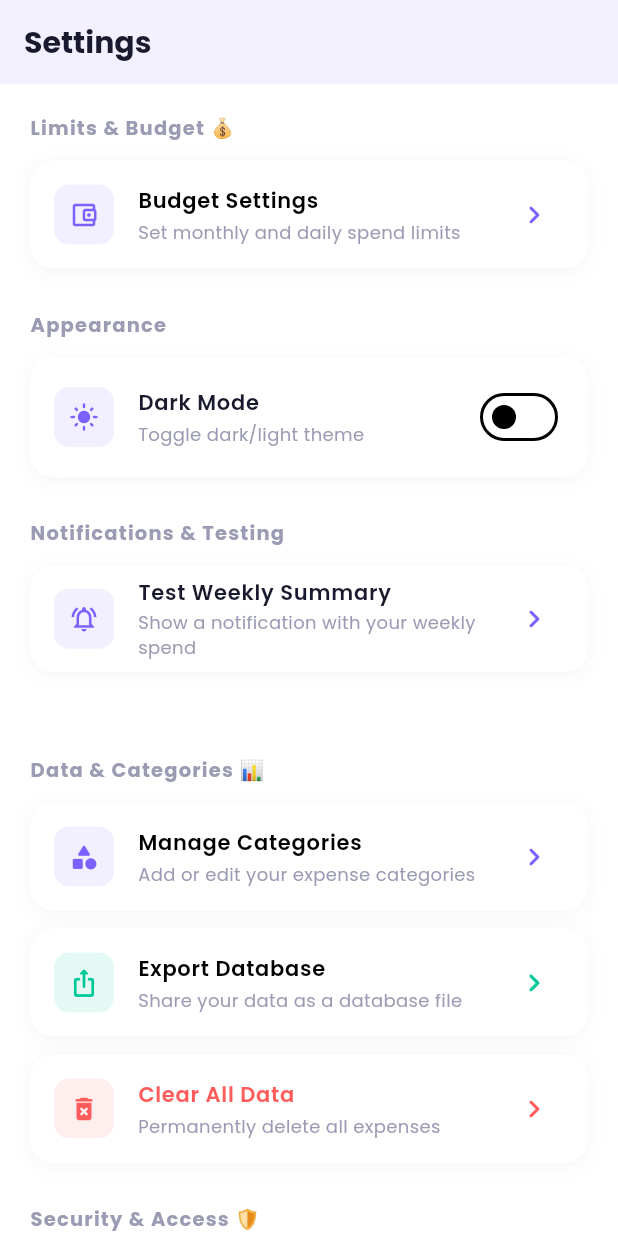
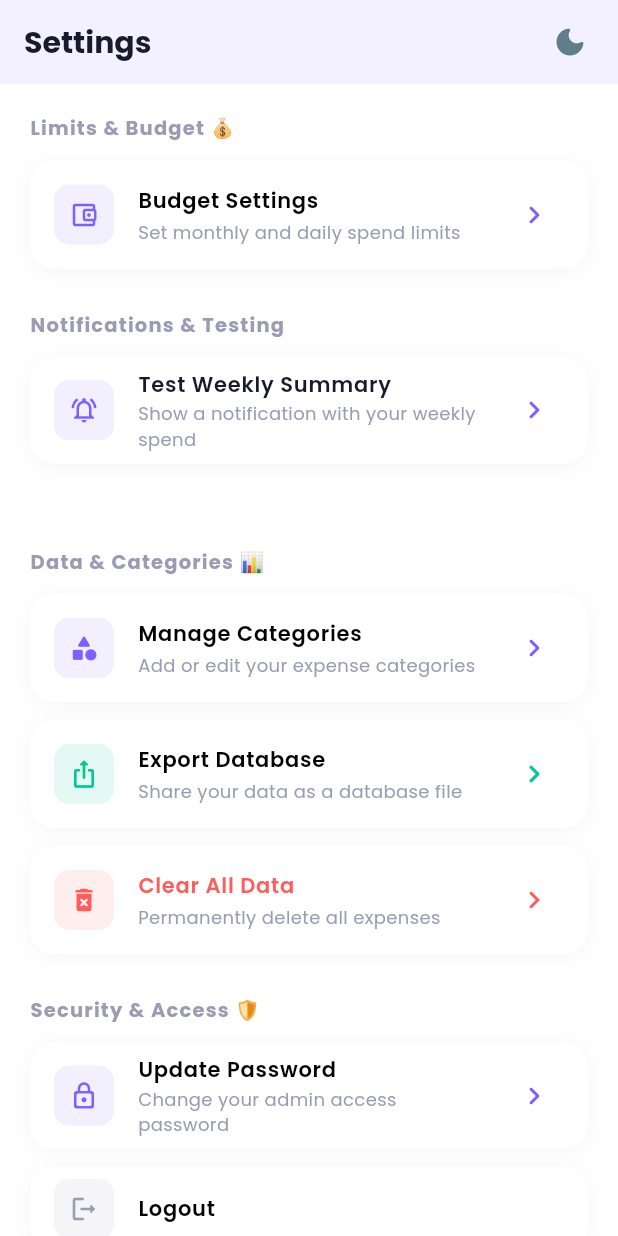
Before and after one commit to Sanish777/Expense-Tracker, a Flutter app: the SettingsScreen screen opened directly, on a phone screen of 412 x 824 dp. Run offline on Flutter 3.47's test engine with Material 3 defaults, Android fonts, the phone set to English and light mode, and no system bars; drawn by our look-alikes of flutter_animate; our stand-ins replace fl_chart, flutter_local_notifications, google_fonts, hive, hive_flutter, local_auth and 2 more; accounts and stored records are empty.

Commit message:
feat: update toogle button for light dark mode

```diff
--- a/lib/screens/settings_screen.dart
+++ b/lib/screens/settings_screen.dart
@@ -220,8 +220,29 @@ class _SettingsScreenState extends State<SettingsScreen> {
   @override
   Widget build(BuildContext context) {
     return Scaffold(
-      appBar: AppBar(title: const Text('Settings'),
-          automaticallyImplyLeading: false),
+      appBar: AppBar(
+        title: const Text('Settings'),
+        automaticallyImplyLeading: false,
+        actions: [
+          Consumer<ThemeProvider>(
+            builder: (context, themeProvider, _) {
+              final isDark = Theme.of(context).brightness == Brightness.dark;
+              return IconButton(
+                icon: Icon(
+                  isDark ? Icons.light_mode_rounded : Icons.dark_mode_rounded,
+                  color: isDark ? Colors.amber : Colors.blueGrey,
+                ),
+                onPressed: () {
+                  themeProvider.setThemeMode(
+                    isDark ? ThemeMode.light : ThemeMode.dark,
+                  );
+                },
+              );
+            },
+          ),
+          const SizedBox(width: 8),
+        ],
+      ),
       body: ListView(
         padding: const EdgeInsets.fromLTRB(20, 8, 20, 100),
         children: [
@@ -267,54 +288,6 @@ class _SettingsScreenState extends State<SettingsScreen> {
             ),
           ).animate().fadeIn(delay: 200.ms),
 
-          const SizedBox(height: 28),
-          const _SectionLabel(label: 'Appearance'),
-
-          // Theme toggle
-          Container(
-            padding: const EdgeInsets.symmetric(horizontal: 16, vertical: 4),
-            decoration: BoxDecoration(
-              color: Theme.of(context).cardTheme.color,
-              borderRadius: BorderRadius.circular(16),
-              boxShadow: [
-                BoxShadow(
-                    color: Colors.black.withOpacity(0.04),
-                    blurRadius: 10,
-                    offset: const Offset(0, 2)),
-              ],
-            ),
-            child: Consumer<ThemeProvider>(
-              builder: (context, themeProvider, _) {
-                final isDark = Theme.of(context).brightness == Brightness.dark;
-                return SwitchListTile(
-                  contentPadding: EdgeInsets.zero,
-                  secondary: Container(
-                    width: 40,
-                    height: 40,
-                    decoration: BoxDecoration(
-                      color: AppTheme.primary.withOpacity(0.1),
-                      borderRadius: BorderRadius.circular(10),
-                    ),
-                    child: Icon(
-                        isDark ? Icons.dark_mode_rounded : Icons.light_mode_rounded,
-                        color: AppTheme.primary, size: 20),
-                  ),
-                  title: Text('Dark Mode',
-                      style: TextStyle(
-                          fontWeight: FontWeight.w600, fontSize: 14,
-                          color: Theme.of(context).textTheme.bodyLarge?.color)),
-                  subtitle: Text('Toggle dark/light theme',
-                      style:
-                          TextStyle(fontSize: 12, color: AppTheme.textMuted)),
-                  value: isDark,
-                  activeColor: AppTheme.primary,
-                  onChanged: (v) {
-                    themeProvider.setThemeMode(v ? ThemeMode.dark : ThemeMode.light);
-                  },
-                );
-              },
-            ),
-          ).animate().fadeIn(delay: 250.ms),
 
           const SizedBox(height: 28),
           const _SectionLabel(label: 'Notifications & Testing'),
```
